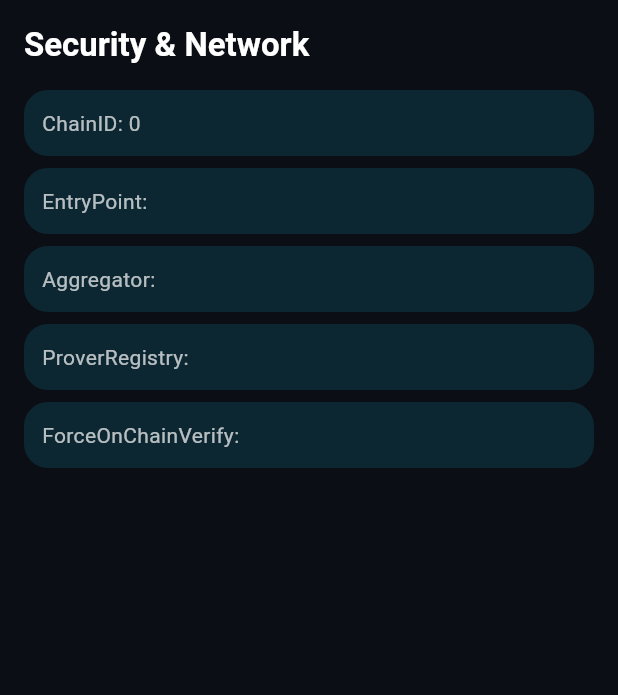
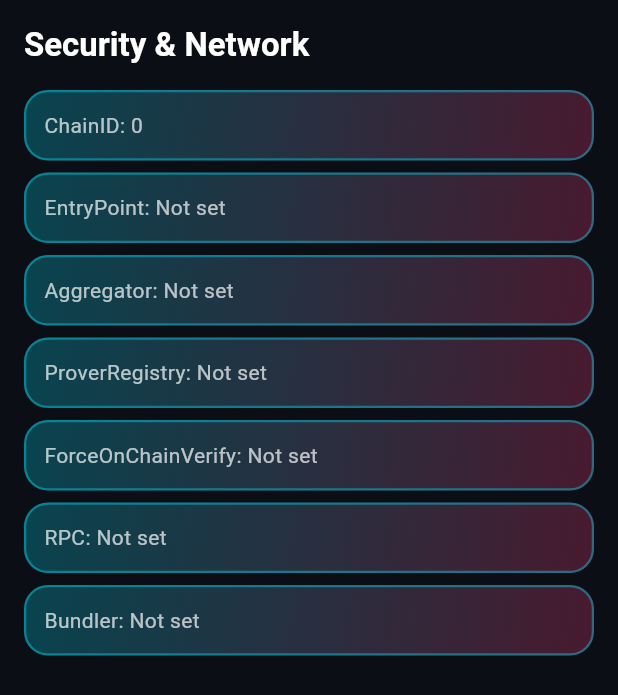
Before and after one commit to EqualFiLabs/PQCWallet, a Flutter app: the _SecurityConfigView widget shown alone on an empty page, opened directly with empty values, on a phone screen of 412 x 824 dp. Shown: the top 695 px of the screen. Run offline on Flutter 3.47's test engine with Material 3 defaults, Android fonts, the phone set to English and light mode, and no system bars; our stand-ins replace flutter_secure_storage, js, local_auth, package_info_plus, plugin_platform_interface, shared_preferences; missing offline and left inert: bip32, bip39, dart:html, dart:js, dart:js_util, reown_walletkit and 1 more; accounts and stored records are empty.

Commit message:
feat(mobile): normalize runtime config; NeonCard; friendly placeholders
- Normalize runtime config loading with key aliases, type coercion, and
  default placeholders so config.base-sepolia.example.json yields stable values
- Introduce reusable NeonCard widget
- Refresh Security & Network view to show "Not set" placeholders across
  all info blocks
- Add unit tests verifying normalization of entry point aliases, defaulted
  fields, and numeric chain IDs

```diff
--- a/mobile/lib/main.dart
+++ b/mobile/lib/main.dart
@@ -10,6 +10,7 @@ import 'package:web3dart/crypto.dart' as w3;
 import 'theme/theme.dart';
 import 'services/rpc.dart';
 import 'services/bundler_client.dart';
+import 'services/app_config.dart';
 import 'crypto/mnemonic.dart';
 import 'services/storage.dart';
 import 'services/biometric.dart';
@@ -31,6 +32,7 @@ import 'ui/send_token_sheet.dart';
 import 'ui/wallet_setup.dart';
 import 'ui/navigation_placeholder_screen.dart';
 import 'ui/overview_tab_placeholder.dart';
+import 'ui/components/neon_card.dart';
 import 'walletconnect/walletconnect.dart';
 import 'utils/address.dart';
 import 'services/secure_storage.dart';
@@ -336,14 +338,13 @@ class _PQCAppState extends State<PQCApp> {
 
     for (final asset in candidates) {
       try {
-        final data = await rootBundle.loadString(asset);
-        final decoded = jsonDecode(data);
-        if (decoded is Map<String, dynamic>) {
-          if (asset != 'assets/config.example.json') {
-            debugPrint('Loaded configuration from $asset');
-          }
-          return decoded;
+        final jsonStr = await rootBundle.loadString(asset);
+        final parsed = jsonDecode(jsonStr) as Map<String, dynamic>;
+        final normalized = normalizeAppConfig(parsed);
+        if (asset != 'assets/config.example.json') {
+          debugPrint('Loaded configuration from $asset');
         }
+        return normalized;
       } on FlutterError {
         // Asset not found, try the next candidate.
       } on FormatException catch (e) {
@@ -2363,8 +2364,10 @@ class _WalletConnectPairingDialogState
 
 class _SecurityConfigView extends StatelessWidget {
   const _SecurityConfigView({required this.cfg});
-
   final Map<String, dynamic> cfg;
+
+  String _fmt(Object? v) =>
+      (v == null || (v is String && v.isEmpty)) ? 'Not set' : v.toString();
 
   @override
   Widget build(BuildContext context) {
@@ -2374,21 +2377,20 @@ class _SecurityConfigView extends StatelessWidget {
       children: [
         Text('Security & Network', style: theme.textTheme.titleLarge),
         const SizedBox(height: 16),
-        _Card(child: SelectableText('ChainID: ${cfg['chainId']}')),
+
+        NeonCard(child: SelectableText('ChainID: ${_fmt(cfg['chainId'])}')),
         const SizedBox(height: 8),
-        _Card(child: SelectableText('EntryPoint: ${cfg['entryPoint']}')),
+        NeonCard(child: SelectableText('EntryPoint: ${_fmt(cfg['entryPoint'])}')),
         const SizedBox(height: 8),
-        _Card(child: SelectableText('Aggregator: ${cfg['aggregator']}')),
+        NeonCard(child: SelectableText('Aggregator: ${_fmt(cfg['aggregator'])}')),
         const SizedBox(height: 8),
-        _Card(
-          child: SelectableText('ProverRegistry: ${cfg['proverRegistry']}'),
-        ),
+        NeonCard(child: SelectableText('ProverRegistry: ${_fmt(cfg['proverRegistry'])}')),
         const SizedBox(height: 8),
-        _Card(
-          child: SelectableText(
-            'ForceOnChainVerify: ${cfg['forceOnChainVerify']}',
-          ),
-        ),
+        NeonCard(child: SelectableText('ForceOnChainVerify: ${_fmt(cfg['forceOnChainVerify'])}')),
+        const SizedBox(height: 8),
+        NeonCard(child: SelectableText('RPC: ${_fmt(cfg['rpcUrl'])}')),
+        const SizedBox(height: 8),
+        NeonCard(child: SelectableText('Bundler: ${_fmt(cfg['bundlerUrl'])}')),
       ],
     );
   }
--- /dev/null
+++ b/mobile/lib/ui/components/neon_card.dart
@@ -0,0 +1,33 @@
+import 'package:flutter/material.dart';
+
+/// Reusable gradient card used across settings, placeholders, etc.
+class NeonCard extends StatelessWidget {
+  const NeonCard({super.key, required this.child, this.padding});
+
+  final Widget child;
+  final EdgeInsets? padding;
+
+  @override
+  Widget build(BuildContext context) {
+    final theme = Theme.of(context);
+    return Container(
+      decoration: BoxDecoration(
+        borderRadius: BorderRadius.circular(16),
+        gradient: LinearGradient(
+          colors: [
+            theme.colorScheme.primary.withValues(alpha: 0.25),
+            theme.colorScheme.secondary.withValues(alpha: 0.25),
+          ],
+          begin: Alignment.topLeft,
+          end: Alignment.bottomRight,
+        ),
+        border: Border.all(
+          color: theme.colorScheme.primary.withValues(alpha: 0.40),
+          width: 1.5,
+        ),
+      ),
+      padding: padding ?? const EdgeInsets.all(12),
+      child: child,
+    );
+  }
+}
```
Also changed, not shown: mobile/lib/services/app_config.dart (added, +36 -0 lines), 1 other file.
